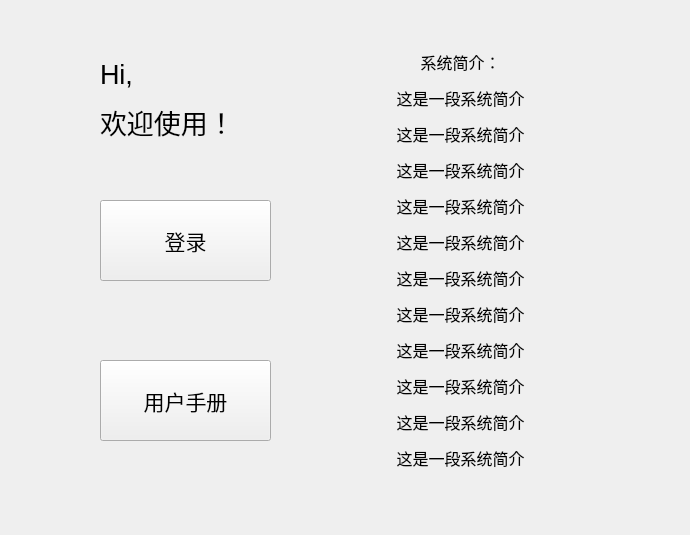
Qt form ZooFence_Pi/introduce.ui (Isabella98Liu/ZooFence_RaspberryPi) before a commit.
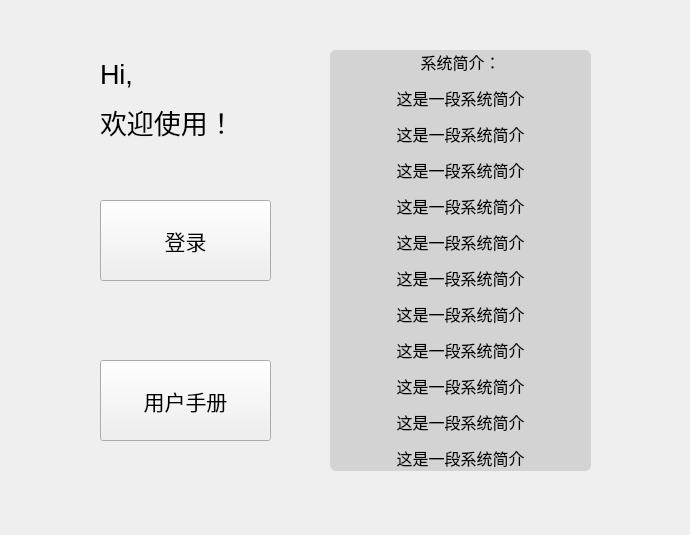
The same form after that commit. Icons and pictures are not drawn.

```diff
--- a/ZooFence_Pi/introduce.ui
+++ b/ZooFence_Pi/introduce.ui
@@ -87,6 +87,13 @@
      <height>421</height>
     </rect>
    </property>
+   <property name="styleSheet">
+    <string notr="true">QLabel{
+	border: 0px;
+	border-radius: 6px;
+	background-color : LightGray
+}</string>
+   </property>
    <property name="text">
     <string>&lt;html&gt;&lt;head/&gt;&lt;body&gt;&lt;p align=&quot;center&quot;&gt;系统简介：&lt;/p&gt;&lt;p align=&quot;center&quot;&gt;这是一段系统简介&lt;/p&gt;&lt;p align=&quot;center&quot;&gt;这是一段系统简介&lt;/p&gt;&lt;p align=&quot;center&quot;&gt;这是一段系统简介&lt;/p&gt;&lt;p align=&quot;center&quot;&gt;这是一段系统简介&lt;/p&gt;&lt;p align=&quot;center&quot;&gt;这是一段系统简介&lt;/p&gt;&lt;p align=&quot;center&quot;&gt;这是一段系统简介&lt;/p&gt;&lt;p align=&quot;center&quot;&gt;这是一段系统简介&lt;/p&gt;&lt;p align=&quot;center&quot;&gt;这是一段系统简介&lt;/p&gt;&lt;p align=&quot;center&quot;&gt;这是一段系统简介&lt;/p&gt;&lt;p align=&quot;center&quot;&gt;这是一段系统简介&lt;/p&gt;&lt;p align=&quot;center&quot;&gt;这是一段系统简介&lt;br/&gt;&lt;/p&gt;&lt;/body&gt;&lt;/html&gt;</string>
    </property>
```
